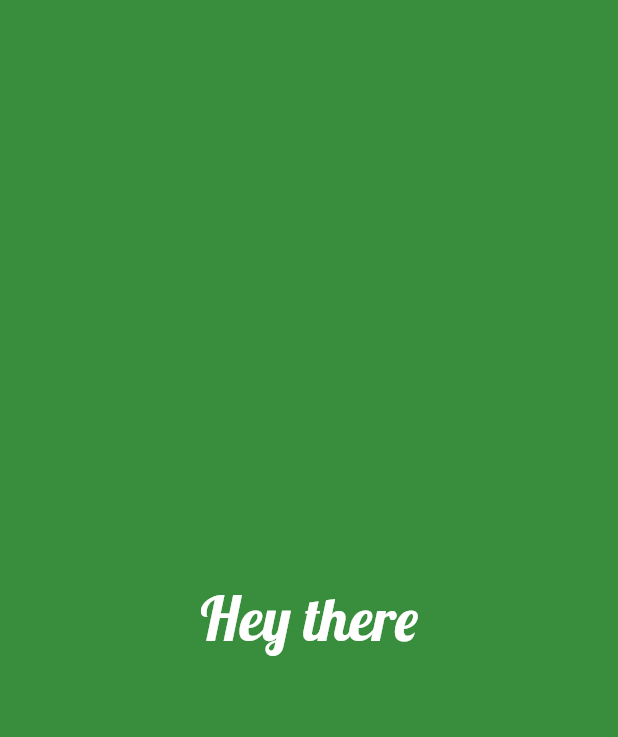
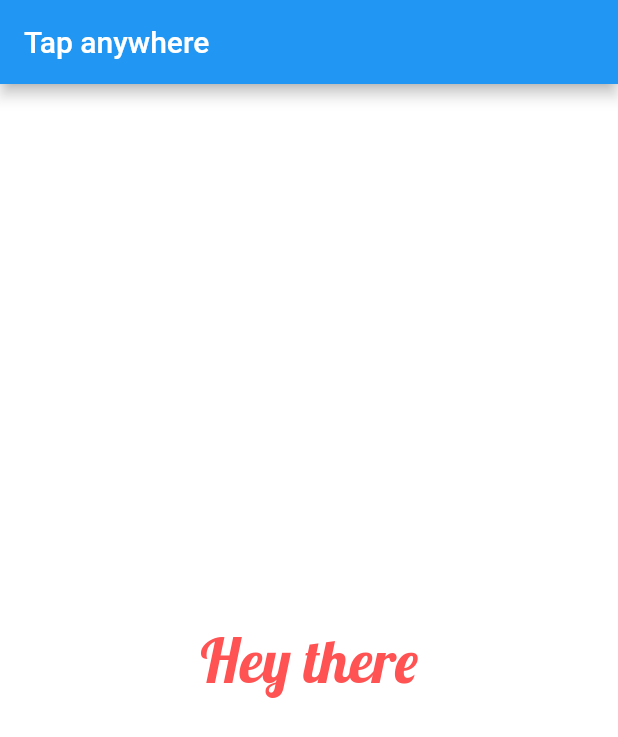
Before and after one commit to RLudchenko/screen_app, a Flutter app: the screen it shows after launch, on a phone screen of 412 x 824 dp. Shown: the top 737 px of the screen. Run offline on Flutter 3.47's test engine with Material 2 defaults, Android fonts, the phone set to English and light mode, and no system bars.

Commit message:
added random background color change when touched

```diff
--- a/lib/main.dart
+++ b/lib/main.dart
@@ -1,24 +1,53 @@
+import 'dart:math';
 import 'package:flutter/material.dart';
 
 void main() {
   runApp(MaterialApp(home: MyApp()));
 }
 
+class MainVidget extends StatefulWidget {
+  @override
+  MainVidgetState createState() => MainVidgetState();
+}
+
+class MainVidgetState extends State<MainVidget> {
+  Color mainColor = Colors.white;
+
+  @override
+  Widget build(BuildContext context) {
+    return MaterialApp(
+        title: 'Welcome to Flutter',
+        home: Scaffold(
+          backgroundColor: mainColor,
+          appBar: AppBar(
+            title: Text('Tap anywhere'),
+          ),
+          body: GestureDetector(
+            behavior: HitTestBehavior.translucent, //or HitTestBehavior.opaque
+            onTap: () {
+              setState(() {
+                final rnd = Random();
+
+                mainColor = Color(rnd.nextInt(0xffffffff));
+              });
+            },
+            child: Center(
+              child: Text('Hey there', style: TextStyle(
+                  fontSize: 40.0, color: Colors.redAccent, fontFamily: 'Lobster')),
+            ),
+          ),
+        )
+    );
+  }
+}
+
 class MyApp extends StatelessWidget {
   @override
   Widget build(BuildContext context) {
-    return Scaffold(
-      backgroundColor: Color(0xff388E3C),
-      body: Center(
-        child: Text(
-          'Hey there',
-          style: TextStyle(
-              fontSize: 40.0, color: Colors.white, fontFamily: 'Lobster'),
-        ),
-      ),
-    );
+    return MainVidget();
   }
 }
+
 
 class MyHomePage extends StatefulWidget {
   MyHomePage({Key key, this.title}) : super(key: key);
@@ -45,7 +74,6 @@ class _MyHomePageState extends State<MyHomePage> {
       ),
       body: Center(
         child: Column(
-
           mainAxisAlignment: MainAxisAlignment.center,
           children: <Widget>[
             Text(
```
